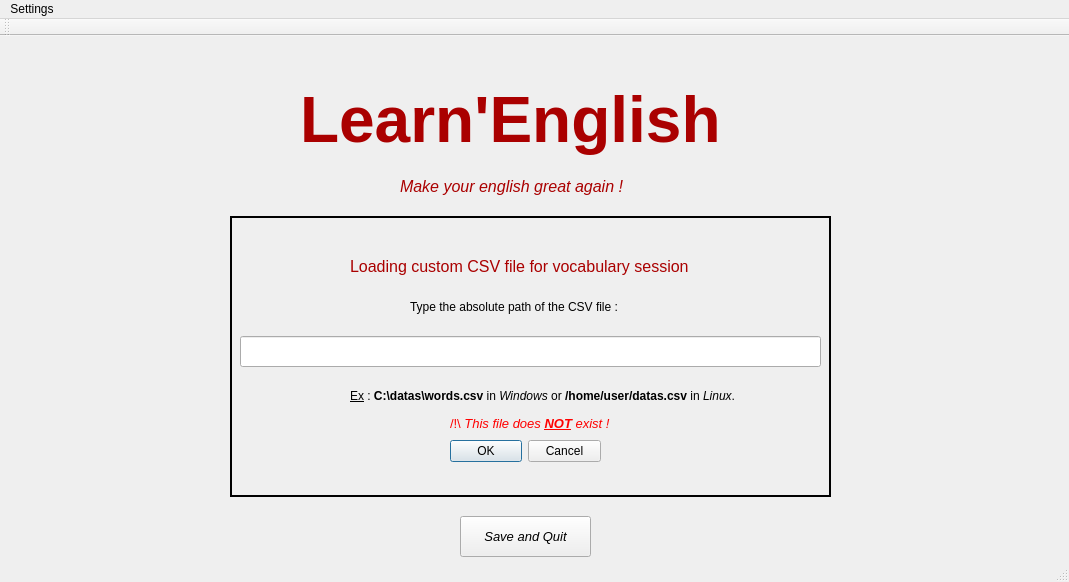
Qt form mainwindow.ui (AOSauron/learnEnglish-app) before a commit.
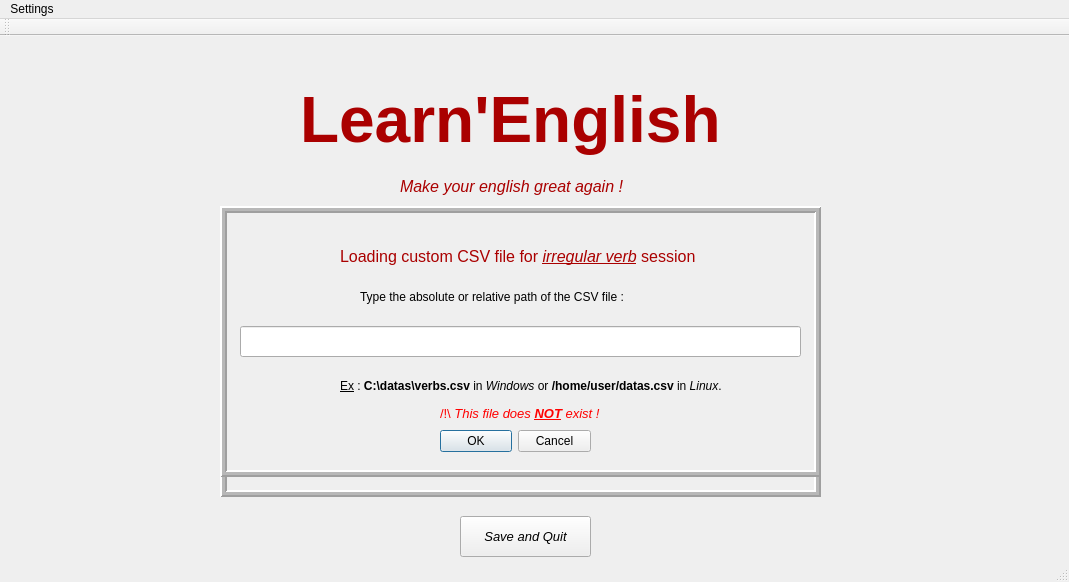
The same form after that commit.

```diff
--- a/mainwindow.ui
+++ b/mainwindow.ui
@@ -154,119 +154,6 @@
      <string>&lt;html&gt;&lt;head/&gt;&lt;body&gt;&lt;p&gt;&lt;span style=&quot; color:#aa0000;&quot;&gt;Make your english great again !&lt;/span&gt;&lt;/p&gt;&lt;/body&gt;&lt;/html&gt;</string>
     </property>
    </widget>
-   <widget class="QFrame" name="widget">
-    <property name="geometry">
-     <rect>
-      <x>230</x>
-      <y>180</y>
-      <width>601</width>
-      <height>281</height>
-     </rect>
-    </property>
-    <property name="autoFillBackground">
-     <bool>true</bool>
-    </property>
-    <property name="frameShape">
-     <enum>QFrame::Box</enum>
-    </property>
-    <property name="lineWidth">
-     <number>2</number>
-    </property>
-    <widget class="QLineEdit" name="lineEdit_2">
-     <property name="geometry">
-      <rect>
-       <x>10</x>
-       <y>120</y>
-       <width>581</width>
-       <height>31</height>
-      </rect>
-     </property>
-    </widget>
-    <widget class="QLabel" name="label_5">
-     <property name="geometry">
-      <rect>
-       <x>180</x>
-       <y>70</y>
-       <width>391</width>
-       <height>41</height>
-      </rect>
-     </property>
-     <property name="font">
-      <font>
-       <family>Meiryo UI</family>
-       <pointsize>9</pointsize>
-      </font>
-     </property>
-     <property name="text">
-      <string>&lt;html&gt;&lt;head/&gt;&lt;body&gt;&lt;p&gt;&lt;span style=&quot; font-weight:600;&quot;&gt;Type the &lt;/span&gt;&lt;span style=&quot; font-size:10pt; font-weight:600; text-decoration: underline;&quot;&gt;absolute&lt;/span&gt;&lt;span style=&quot; font-weight:600;&quot;&gt; path of the CSV file :&lt;/span&gt;&lt;/p&gt;&lt;/body&gt;&lt;/html&gt;</string>
-     </property>
-    </widget>
-    <widget class="QDialogButtonBox" name="buttonBox">
-     <property name="geometry">
-      <rect>
-       <x>220</x>
-       <y>220</y>
-       <width>151</width>
-       <height>31</height>
-      </rect>
-     </property>
-     <property name="font">
-      <font>
-       <family>Meiryo UI</family>
-      </font>
-     </property>
-     <property name="cursor">
-      <cursorShape>PointingHandCursor</cursorShape>
-     </property>
-     <property name="standardButtons">
-      <set>QDialogButtonBox::Cancel|QDialogButtonBox::Ok</set>
-     </property>
-    </widget>
-    <widget class="QLabel" name="label_6">
-     <property name="geometry">
-      <rect>
-       <x>120</x>
-       <y>160</y>
-       <width>391</width>
-       <height>41</height>
-      </rect>
-     </property>
-     <property name="text">
-      <string>&lt;html&gt;&lt;head/&gt;&lt;body&gt;&lt;p&gt;&lt;span style=&quot; text-decoration: underline;&quot;&gt;Ex&lt;/span&gt; :&lt;span style=&quot; font-weight:600;&quot;&gt; C:\datas\words.csv&lt;/span&gt; in &lt;span style=&quot; font-style:italic;&quot;&gt;Windows&lt;/span&gt; or&lt;span style=&quot; font-weight:600;&quot;&gt; /home/user/datas.csv&lt;/span&gt; in &lt;span style=&quot; font-style:italic;&quot;&gt;Linux&lt;/span&gt;.&lt;/p&gt;&lt;/body&gt;&lt;/html&gt;</string>
-     </property>
-    </widget>
-    <widget class="QLabel" name="label_7">
-     <property name="geometry">
-      <rect>
-       <x>120</x>
-       <y>20</y>
-       <width>391</width>
-       <height>61</height>
-      </rect>
-     </property>
-     <property name="font">
-      <font>
-       <family>Meiryo UI</family>
-      </font>
-     </property>
-     <property name="text">
-      <string>&lt;html&gt;&lt;head/&gt;&lt;body&gt;&lt;p&gt;&lt;span style=&quot; font-size:12pt; color:#aa0000;&quot;&gt;Loading custom CSV file for vocabulary session&lt;/span&gt;&lt;/p&gt;&lt;/body&gt;&lt;/html&gt;</string>
-     </property>
-    </widget>
-    <widget class="QLabel" name="label_warning">
-     <property name="geometry">
-      <rect>
-       <x>220</x>
-       <y>200</y>
-       <width>271</width>
-       <height>16</height>
-      </rect>
-     </property>
-     <property name="text">
-      <string>&lt;html&gt;&lt;head/&gt;&lt;body&gt;&lt;p&gt;&lt;span style=&quot; font-size:10pt; color:#ff0000;&quot;&gt;/!\&lt;/span&gt;&lt;span style=&quot; font-size:10pt; font-style:italic; color:#ff0000;&quot;&gt; This file does &lt;/span&gt;&lt;span style=&quot; font-size:10pt; font-weight:600; font-style:italic; text-decoration: underline; color:#ff0000;&quot;&gt;NOT&lt;/span&gt;&lt;span style=&quot; font-size:10pt; font-style:italic; color:#ff0000;&quot;&gt; exist !&lt;/span&gt;&lt;/p&gt;&lt;/body&gt;&lt;/html&gt;</string>
-     </property>
-    </widget>
-   </widget>
    <widget class="QPushButton" name="pushButton_2">
     <property name="geometry">
      <rect>
@@ -336,6 +223,244 @@
      <string>&lt;html&gt;&lt;head/&gt;&lt;body&gt;&lt;p&gt;&lt;span style=&quot; font-size:12pt;&quot;&gt;&lt;br/&gt;&lt;/span&gt;&lt;/p&gt;&lt;/body&gt;&lt;/html&gt;</string>
     </property>
    </widget>
+   <widget class="QFrame" name="widget">
+    <property name="geometry">
+     <rect>
+      <x>220</x>
+      <y>190</y>
+      <width>601</width>
+      <height>271</height>
+     </rect>
+    </property>
+    <property name="autoFillBackground">
+     <bool>true</bool>
+    </property>
+    <property name="frameShape">
+     <enum>QFrame::Box</enum>
+    </property>
+    <property name="frameShadow">
+     <enum>QFrame::Raised</enum>
+    </property>
+    <property name="lineWidth">
+     <number>2</number>
+    </property>
+    <property name="midLineWidth">
+     <number>3</number>
+    </property>
+    <widget class="QLineEdit" name="lineEdit_2">
+     <property name="geometry">
+      <rect>
+       <x>20</x>
+       <y>120</y>
+       <width>561</width>
+       <height>31</height>
+      </rect>
+     </property>
+    </widget>
+    <widget class="QLabel" name="label_5">
+     <property name="geometry">
+      <rect>
+       <x>140</x>
+       <y>70</y>
+       <width>391</width>
+       <height>41</height>
+      </rect>
+     </property>
+     <property name="font">
+      <font>
+       <family>Meiryo UI</family>
+       <pointsize>9</pointsize>
+      </font>
+     </property>
+     <property name="text">
+      <string>&lt;html&gt;&lt;head/&gt;&lt;body&gt;&lt;p&gt;&lt;span style=&quot; font-weight:600;&quot;&gt;Type the &lt;/span&gt;&lt;span style=&quot; font-size:10pt; font-weight:600; text-decoration: underline;&quot;&gt;absolute&lt;/span&gt;&lt;span style=&quot; font-weight:600;&quot;&gt; or &lt;/span&gt;&lt;span style=&quot; font-weight:600; text-decoration: underline;&quot;&gt;relative&lt;/span&gt;&lt;span style=&quot; font-weight:600;&quot;&gt; path of the CSV file :&lt;/span&gt;&lt;/p&gt;&lt;/body&gt;&lt;/html&gt;</string>
+     </property>
+    </widget>
+    <widget class="QDialogButtonBox" name="buttonBox">
+     <property name="geometry">
+      <rect>
+       <x>220</x>
+       <y>220</y>
+       <width>151</width>
+       <height>31</height>
+      </rect>
+     </property>
+     <property name="font">
+      <font>
+       <family>Meiryo UI</family>
+      </font>
+     </property>
+     <property name="cursor">
+      <cursorShape>PointingHandCursor</cursorShape>
+     </property>
+     <property name="standardButtons">
+      <set>QDialogButtonBox::Cancel|QDialogButtonBox::Ok</set>
+     </property>
+    </widget>
+    <widget class="QLabel" name="label_6">
+     <property name="geometry">
+      <rect>
+       <x>120</x>
+       <y>160</y>
+       <width>391</width>
+       <height>41</height>
+      </rect>
+     </property>
+     <property name="text">
+      <string>&lt;html&gt;&lt;head/&gt;&lt;body&gt;&lt;p&gt;&lt;span style=&quot; text-decoration: underline;&quot;&gt;Ex&lt;/span&gt; :&lt;span style=&quot; font-weight:600;&quot;&gt; C:\datas\words.csv&lt;/span&gt; in &lt;span style=&quot; font-style:italic;&quot;&gt;Windows&lt;/span&gt; or&lt;span style=&quot; font-weight:600;&quot;&gt; /home/user/datas.csv&lt;/span&gt; in &lt;span style=&quot; font-style:italic;&quot;&gt;Linux&lt;/span&gt;.&lt;/p&gt;&lt;/body&gt;&lt;/html&gt;</string>
+     </property>
+    </widget>
+    <widget class="QLabel" name="label_7">
+     <property name="geometry">
+      <rect>
+       <x>120</x>
+       <y>20</y>
+       <width>391</width>
+       <height>61</height>
+      </rect>
+     </property>
+     <property name="font">
+      <font>
+       <family>Meiryo UI</family>
+      </font>
+     </property>
+     <property name="text">
+      <string>&lt;html&gt;&lt;head/&gt;&lt;body&gt;&lt;p&gt;&lt;span style=&quot; font-size:12pt; color:#aa0000;&quot;&gt;Loading custom CSV file for &lt;/span&gt;&lt;span style=&quot; font-size:12pt; font-style:italic; text-decoration: underline; color:#aa0000;&quot;&gt;vocabulary&lt;/span&gt;&lt;span style=&quot; font-size:12pt; color:#aa0000;&quot;&gt; session&lt;/span&gt;&lt;/p&gt;&lt;/body&gt;&lt;/html&gt;</string>
+     </property>
+    </widget>
+    <widget class="QLabel" name="label_warning">
+     <property name="geometry">
+      <rect>
+       <x>220</x>
+       <y>200</y>
+       <width>271</width>
+       <height>16</height>
+      </rect>
+     </property>
+     <property name="text">
+      <string>&lt;html&gt;&lt;head/&gt;&lt;body&gt;&lt;p&gt;&lt;span style=&quot; font-size:10pt; color:#ff0000;&quot;&gt;/!\&lt;/span&gt;&lt;span style=&quot; font-size:10pt; font-style:italic; color:#ff0000;&quot;&gt; This file does &lt;/span&gt;&lt;span style=&quot; font-size:10pt; font-weight:600; font-style:italic; text-decoration: underline; color:#ff0000;&quot;&gt;NOT&lt;/span&gt;&lt;span style=&quot; font-size:10pt; font-style:italic; color:#ff0000;&quot;&gt; exist !&lt;/span&gt;&lt;/p&gt;&lt;/body&gt;&lt;/html&gt;</string>
+     </property>
+    </widget>
+   </widget>
+   <widget class="QFrame" name="widget_2">
+    <property name="geometry">
+     <rect>
+      <x>220</x>
+      <y>170</y>
+      <width>601</width>
+      <height>271</height>
+     </rect>
+    </property>
+    <property name="autoFillBackground">
+     <bool>true</bool>
+    </property>
+    <property name="frameShape">
+     <enum>QFrame::Box</enum>
+    </property>
+    <property name="frameShadow">
+     <enum>QFrame::Raised</enum>
+    </property>
+    <property name="lineWidth">
+     <number>2</number>
+    </property>
+    <property name="midLineWidth">
+     <number>3</number>
+    </property>
+    <widget class="QLineEdit" name="lineEdit_4">
+     <property name="geometry">
+      <rect>
+       <x>20</x>
+       <y>120</y>
+       <width>561</width>
+       <height>31</height>
+      </rect>
+     </property>
+    </widget>
+    <widget class="QLabel" name="label_10">
+     <property name="geometry">
+      <rect>
+       <x>140</x>
+       <y>70</y>
+       <width>391</width>
+       <height>41</height>
+      </rect>
+     </property>
+     <property name="font">
+      <font>
+       <family>Meiryo UI</family>
+       <pointsize>9</pointsize>
+      </font>
+     </property>
+     <property name="text">
+      <string>&lt;html&gt;&lt;head/&gt;&lt;body&gt;&lt;p&gt;&lt;span style=&quot; font-weight:600;&quot;&gt;Type the &lt;/span&gt;&lt;span style=&quot; font-size:10pt; font-weight:600; text-decoration: underline;&quot;&gt;absolute&lt;/span&gt;&lt;span style=&quot; font-weight:600;&quot;&gt; or &lt;/span&gt;&lt;span style=&quot; font-weight:600; text-decoration: underline;&quot;&gt;relative&lt;/span&gt;&lt;span style=&quot; font-weight:600;&quot;&gt; path of the CSV file :&lt;/span&gt;&lt;/p&gt;&lt;/body&gt;&lt;/html&gt;</string>
+     </property>
+    </widget>
+    <widget class="QDialogButtonBox" name="buttonBox_2">
+     <property name="geometry">
+      <rect>
+       <x>220</x>
+       <y>220</y>
+       <width>151</width>
+       <height>31</height>
+      </rect>
+     </property>
+     <property name="font">
+      <font>
+       <family>Meiryo UI</family>
+      </font>
+     </property>
+     <property name="cursor">
+      <cursorShape>PointingHandCursor</cursorShape>
+     </property>
+     <property name="standardButtons">
+      <set>QDialogButtonBox::Cancel|QDialogButtonBox::Ok</set>
+     </property>
+    </widget>
+    <widget class="QLabel" name="label_11">
+     <property name="geometry">
+      <rect>
+       <x>120</x>
+       <y>160</y>
+       <width>391</width>
+       <height>41</height>
+      </rect>
+     </property>
+     <property name="text">
+      <string>&lt;html&gt;&lt;head/&gt;&lt;body&gt;&lt;p&gt;&lt;span style=&quot; text-decoration: underline;&quot;&gt;Ex&lt;/span&gt; :&lt;span style=&quot; font-weight:600;&quot;&gt; C:\datas\verbs.csv&lt;/span&gt; in &lt;span style=&quot; font-style:italic;&quot;&gt;Windows&lt;/span&gt; or&lt;span style=&quot; font-weight:600;&quot;&gt; /home/user/datas.csv&lt;/span&gt; in &lt;span style=&quot; font-style:italic;&quot;&gt;Linux&lt;/span&gt;.&lt;/p&gt;&lt;/body&gt;&lt;/html&gt;</string>
+     </property>
+    </widget>
+    <widget class="QLabel" name="label_12">
+     <property name="geometry">
+      <rect>
+       <x>120</x>
+       <y>20</y>
+       <width>401</width>
+       <height>61</height>
+      </rect>
+     </property>
+     <property name="font">
+      <font>
+       <family>Meiryo UI</family>
+      </font>
+     </property>
+     <property name="text">
+      <string>&lt;html&gt;&lt;head/&gt;&lt;body&gt;&lt;p&gt;&lt;span style=&quot; font-size:12pt; color:#aa0000;&quot;&gt;Loading custom CSV file for &lt;/span&gt;&lt;span style=&quot; font-size:12pt; font-style:italic; text-decoration: underline; color:#aa0000;&quot;&gt;irregular verb&lt;/span&gt;&lt;span style=&quot; font-size:12pt; color:#aa0000;&quot;&gt; session&lt;/span&gt;&lt;/p&gt;&lt;/body&gt;&lt;/html&gt;</string>
+     </property>
+    </widget>
+    <widget class="QLabel" name="label_warning_2">
+     <property name="geometry">
+      <rect>
+       <x>220</x>
+       <y>200</y>
+       <width>271</width>
+       <height>16</height>
+      </rect>
+     </property>
+     <property name="text">
+      <string>&lt;html&gt;&lt;head/&gt;&lt;body&gt;&lt;p&gt;&lt;span style=&quot; font-size:10pt; color:#ff0000;&quot;&gt;/!\&lt;/span&gt;&lt;span style=&quot; font-size:10pt; font-style:italic; color:#ff0000;&quot;&gt; This file does &lt;/span&gt;&lt;span style=&quot; font-size:10pt; font-weight:600; font-style:italic; text-decoration: underline; color:#ff0000;&quot;&gt;NOT&lt;/span&gt;&lt;span style=&quot; font-size:10pt; font-style:italic; color:#ff0000;&quot;&gt; exist !&lt;/span&gt;&lt;/p&gt;&lt;/body&gt;&lt;/html&gt;</string>
+     </property>
+    </widget>
+   </widget>
    <zorder>label_3</zorder>
    <zorder>pushButton_3</zorder>
    <zorder>lineEdit</zorder>
@@ -347,6 +472,7 @@
    <zorder>pushButton</zorder>
    <zorder>label_4</zorder>
    <zorder>widget</zorder>
+   <zorder>widget_2</zorder>
   </widget>
   <widget class="QMenuBar" name="menuBar">
    <property name="geometry">
@@ -368,6 +494,7 @@
      <string>Settings</string>
     </property>
     <addaction name="actionLoad_vocabulary_CSV_file"/>
+    <addaction name="actionLoad_irregular_verbs_CSV_file"/>
    </widget>
    <addaction name="menuSettings"/>
   </widget>
@@ -393,6 +520,16 @@
     </font>
    </property>
   </action>
+  <action name="actionLoad_irregular_verbs_CSV_file">
+   <property name="text">
+    <string>Load irregular verbs CSV file ...</string>
+   </property>
+   <property name="font">
+    <font>
+     <family>Meiryo UI</family>
+    </font>
+   </property>
+  </action>
  </widget>
  <layoutdefault spacing="6" margin="11"/>
  <resources/>
```
